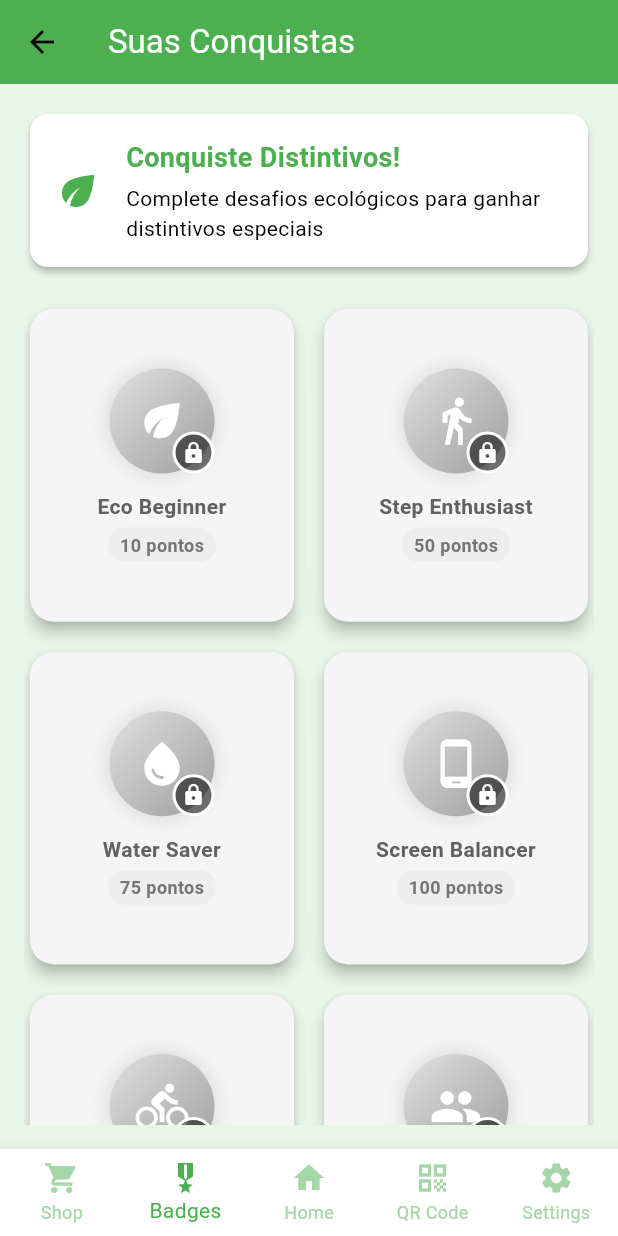
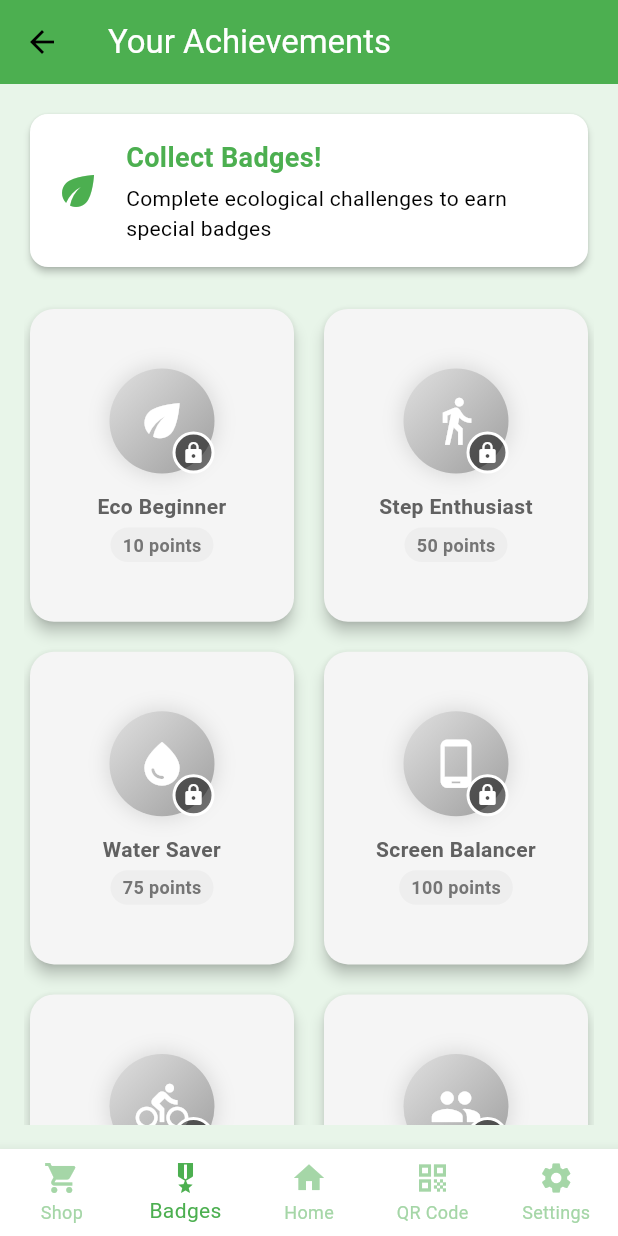
Before and after one commit to LEIC-ES-2024-25/2LEIC02T3, a Flutter app: the BadgesScreen screen opened by its route, on a phone screen of 412 x 824 dp. Run offline on Flutter 3.47's test engine with Material 3 defaults, Android fonts, the phone set to English and light mode, and no system bars; our stand-ins replace cloud_firestore, firebase_auth, firebase_core, flutter_local_notifications, pedometer, qr_flutter; missing offline and left inert: flutter_activity_recognition, mobile_scanner; accounts and stored records are empty; generated files the repository leaves out were written again.

Commit message:
changed language to english

```diff
--- a/lib/screens/badges_screen.dart
+++ b/lib/screens/badges_screen.dart
@@ -12,7 +12,7 @@ class BadgesScreen extends StatelessWidget {
     return Scaffold(
       appBar: AppBar(
         title: const Text(
-          'Suas Conquistas',
+          'Your Achievements',
           style: TextStyle(color: Colors.white),
         ),
         backgroundColor: Colors.green,
@@ -40,7 +40,7 @@ class BadgesScreen extends StatelessWidget {
                         crossAxisAlignment: CrossAxisAlignment.start,
                         children: [
                           Text(
-                            'Conquiste Distintivos!',
+                            'Collect Badges!',
                             style: TextStyle(
                               fontSize: 18,
                               fontWeight: FontWeight.bold,
@@ -49,7 +49,7 @@ class BadgesScreen extends StatelessWidget {
                           ),
                           SizedBox(height: 4),
                           Text(
-                            'Complete desafios ecológicos para ganhar distintivos especiais',
+                            'Complete ecological challenges to earn special badges',
                             style: TextStyle(fontSize: 14),
                           ),
                         ],
@@ -67,7 +67,7 @@ class BadgesScreen extends StatelessWidget {
                   return const Expanded(
                     child: Center(
                       child: Text(
-                        'Nenhum distintivo disponível ainda',
+                        'No badges available yet',
                         style: TextStyle(fontSize: 16),
                       ),
                     ),
@@ -197,7 +197,7 @@ class BadgeTile extends StatelessWidget {
                   borderRadius: BorderRadius.circular(12),
                 ),
                 child: Text(
-                  '${badge.pointsToGain} pontos',
+                  '${badge.pointsToGain} points',
                   style: TextStyle(
                     fontSize: 12,
                     color: badge.isUnlocked ? Colors.orange.shade800 : Colors.grey.shade600,
@@ -242,7 +242,7 @@ class BadgeTile extends StatelessWidget {
             ),
             const SizedBox(height: 8),
             Text(
-              'Valor: ${badge.pointsToGain} pontos',
+              'Value: ${badge.pointsToGain} points',
               style: TextStyle(
                 fontWeight: FontWeight.bold,
                 color: Colors.orange.shade800,
@@ -250,7 +250,7 @@ class BadgeTile extends StatelessWidget {
             ),
             const SizedBox(height: 8),
             Text(
-              badge.isUnlocked ? 'Distintivo desbloqueado!' : 'Complete desafios para desbloquear',
+              badge.isUnlocked ? 'Badge unlocked!' : 'Complete challenges to unlock',
               style: TextStyle(
                 fontStyle: FontStyle.italic,
                 color: badge.isUnlocked ? Colors.green : Colors.grey.shade600,
@@ -261,7 +261,7 @@ class BadgeTile extends StatelessWidget {
         actions: [
           TextButton(
             onPressed: () => Navigator.of(context).pop(),
-            child: const Text('Fechar'),
+            child: const Text('Close'),
           ),
         ],
       ),
```
